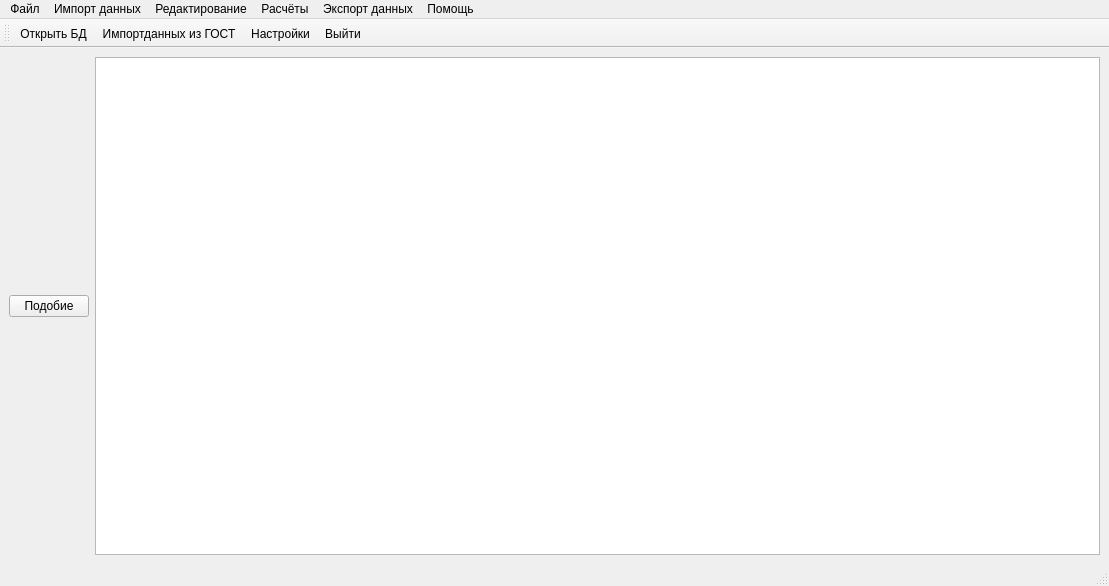
First picture: the form in mainwindow.ui, repository DombrovskiyAF/ontology, before the edit.
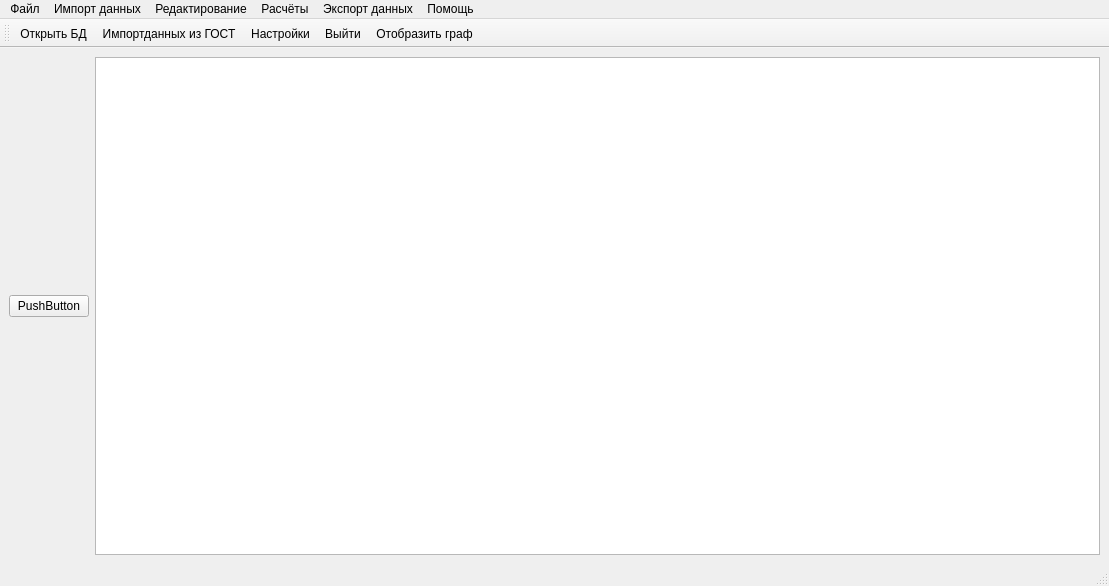
Second picture: the form after the edit. Icons and pictures are not drawn.

Commit message:
Экспорт работает, кнопка посмотреть граф,
Предварительно в настройках указать папку где валяется графвиз, в настройках графа Autorun

Patch:
```diff
--- a/mainwindow.ui
+++ b/mainwindow.ui
@@ -18,7 +18,7 @@
     <item>
      <widget class="QPushButton" name="push_similarity">
       <property name="text">
-       <string>Подобие</string>
+       <string>PushButton</string>
       </property>
      </widget>
     </item>
@@ -114,6 +114,7 @@
    <addaction name="actionImportGost"/>
    <addaction name="actionSettings"/>
    <addaction name="actionExit"/>
+   <addaction name="actionShowGraph"/>
   </widget>
   <action name="actionOpenDB">
    <property name="icon">
@@ -260,6 +261,15 @@
     <string>Rollback DB</string>
    </property>
   </action>
+  <action name="actionShowGraph">
+   <property name="icon">
+    <iconset resource="vz.qrc">
+     <normaloff>:/images/edge/bold.PNG</normaloff>:/images/edge/bold.PNG</iconset>
+   </property>
+   <property name="text">
+    <string>Отобразить граф</string>
+   </property>
+  </action>
  </widget>
  <resources/>
  <connections/>
```
Left out of the diff: 22 changed lines with no effect on the pictures. The commit also changes 11 other files.
